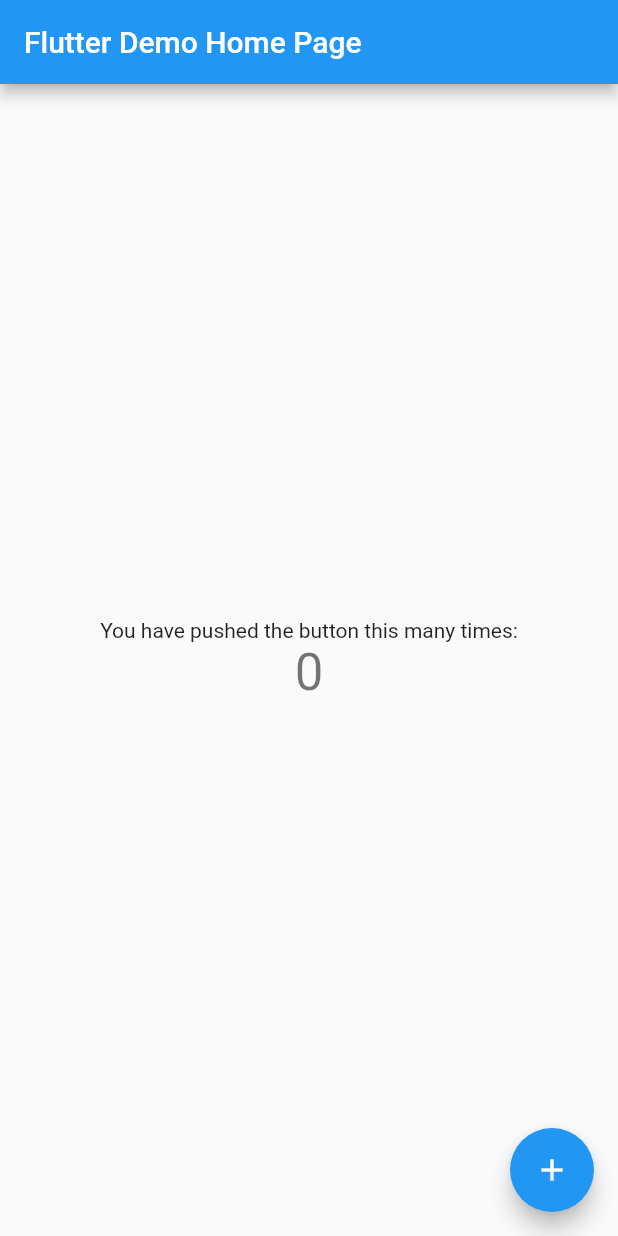
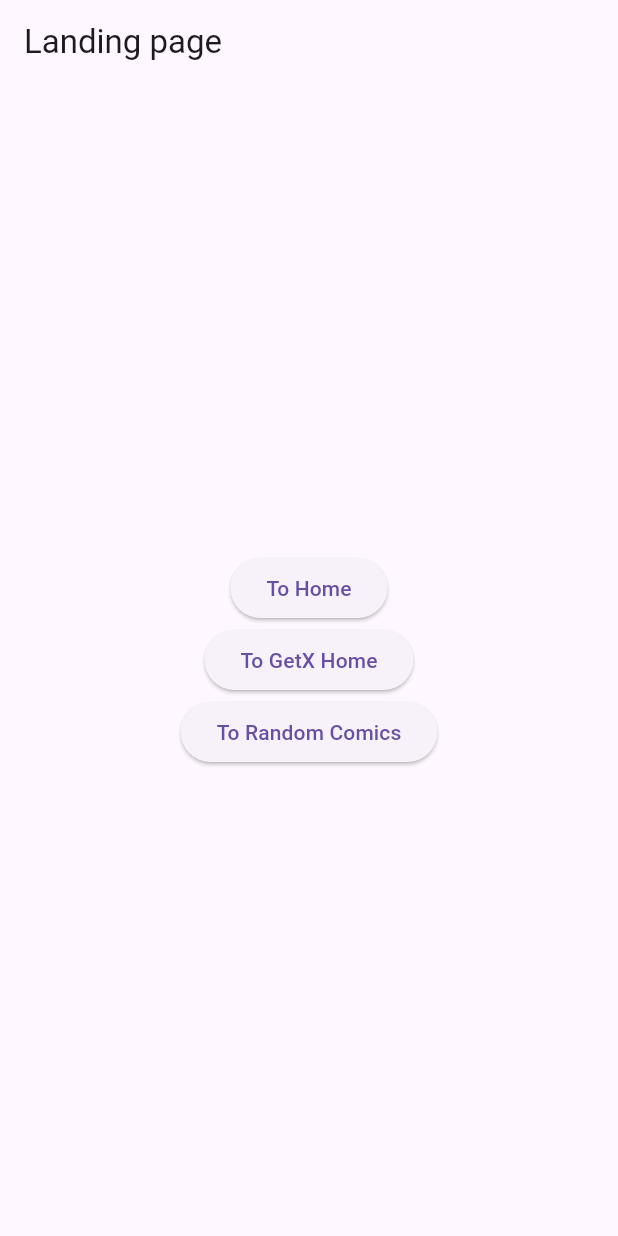
Before and after one commit to strvcom/android_mendelu_advanced_course_2022, a Flutter app: the screen it shows after launch, on a phone screen of 412 x 824 dp. Run offline on Flutter 3.47's test engine with Material 2 defaults, Android fonts, the phone set to English and light mode, and no system bars; our stand-ins replace get; missing offline and left inert: flutter_fimber.

Commit message:
Project implemented

```diff
--- a/lib/app.dart
+++ b/lib/app.dart
@@ -1,14 +1,59 @@
 import 'package:flutter/material.dart';
+import 'package:get/get.dart';
+import 'package:xkcd/core_network/xkcd_provider.dart';
+import 'package:xkcd/feature_home/getx_home_page.dart';
 import 'package:xkcd/feature_home/home_page.dart';
+import 'package:xkcd/feature_landing/landing_page.dart';
+import 'package:xkcd/feature_random_comics/random_comics_controller.dart';
+import 'package:xkcd/feature_random_comics/random_comics_page.dart';
 
 class MyApp extends StatelessWidget {
   const MyApp({super.key});
 
   @override
   Widget build(BuildContext context) {
-    return const MaterialApp(
+    return GetMaterialApp(
       title: 'Flutter Demo',
-      home: MyHomePage(title: 'Flutter Demo Home Page'),
+      theme: ThemeData(brightness: Brightness.light, useMaterial3: true, primarySwatch: Colors.red),
+      darkTheme: ThemeData(brightness: Brightness.dark, useMaterial3: true, primarySwatch: Colors.red),
+      themeMode: ThemeMode.system,
+      getPages: Navigation.pages,
+      initialBinding: BindingsBuilder(() {
+        Get.lazyPut(() => XKCDProvider());
+      }),
+      initialRoute: "/landing",
+      // home: const Scaffold(body: Center(child: CircularProgressIndicator())),
     );
   }
 }
+
+class Navigation {
+  static final pages = [
+    GetPage(
+      name: "/landing",
+      page: () => const LandingPage(),
+      transition: Transition.fadeIn,
+    ),
+    GetPage(
+      name: "/home",
+      page: () => const MyHomePage(),
+      transition: Transition.fadeIn,
+    ),
+    GetPage(
+      name: "/getx_home",
+      page: () => const GetXHomePage(),
+      binding: BindingsBuilder(() {
+        Get.put(GetXHomeController());
+      }),
+      transition: Transition.fadeIn,
+    ),
+    GetPage(
+      name: "/random",
+      page: () => const RandomComicsPage(),
+      binding: BindingsBuilder(() {
+        Get.put(RandomComicsContoller());
+      }),
+      transition: Transition.fadeIn,
+    ),
+  ];
+}
--- /dev/null
+++ b/lib/core_comics/data/dto/comics_dto.dart
@@ -0,0 +1,44 @@
+class ComicsDTO {
+  ComicsDTO(
+    this.alt,
+    this.day,
+    this.img,
+    this.link,
+    this.month,
+    this.news,
+    this.num,
+    this.safeTitle,
+    this.title,
+    this.transcript,
+    this.year,
+  );
+
+  String alt;
+  String day;
+  String img;
+  String link;
+  String month;
+  String news;
+  int num;
+  String safeTitle;
+  String title;
+  String transcript;
+  String year;
+
+  static ComicsDTO fromJson(dynamic data) {
+    Map<String, dynamic> json = data as Map<String, dynamic>;
+    return ComicsDTO(
+      json["alt"],
+      json["day"],
+      json["img"],
+      json["link"],
+      json["month"],
+      json["news"],
+      json["num"],
+      json["safe_title"],
+      json["title"],
+      json["transcript"],
+      json["year"],
+    );
+  }
+}
--- a/lib/feature_home/home_page.dart
+++ b/lib/feature_home/home_page.dart
@@ -1,9 +1,7 @@
 import 'package:flutter/material.dart';
 
 class MyHomePage extends StatefulWidget {
-  const MyHomePage({super.key, required this.title});
-
-  final String title;
+  const MyHomePage({super.key});
 
   @override
   State<MyHomePage> createState() => _MyHomePageState();
@@ -12,31 +10,14 @@ class MyHomePage extends StatefulWidget {
 class _MyHomePageState extends State<MyHomePage> {
   int _counter = 0;
 
-  void _incrementCounter() {
-    setState(() {
-      _counter++;
-    });
-  }
-
   @override
   Widget build(BuildContext context) {
     return Scaffold(
       appBar: AppBar(
-        title: Text(widget.title),
+        title: const Text("Flutter Demo Home Page"),
       ),
       body: Center(
-        child: Column(
-          mainAxisAlignment: MainAxisAlignment.center,
-          children: <Widget>[
-            const Text(
-              'You have pushed the button this many times:',
-            ),
-            Text(
-              '$_counter',
-              style: Theme.of(context).textTheme.headline4,
-            ),
-          ],
-        ),
+        child: Text('Click count: $_counter'),
       ),
       floatingActionButton: FloatingActionButton(
         onPressed: _incrementCounter,
@@ -45,4 +26,10 @@ class _MyHomePageState extends State<MyHomePage> {
       ),
     );
   }
+
+  void _incrementCounter() {
+    setState(() {
+      _counter++;
+    });
+  }
 }
--- /dev/null
+++ b/lib/feature_landing/landing_page.dart
@@ -0,0 +1,40 @@
+import 'package:flutter/material.dart';
+import 'package:get/get.dart';
+
+class LandingPage extends StatelessWidget {
+  const LandingPage({super.key});
+
+  @override
+  Widget build(BuildContext context) {
+    return Scaffold(
+      appBar: AppBar(
+        title: const Text("Landing page"),
+      ),
+      body: Center(
+        child: Column(
+          mainAxisAlignment: MainAxisAlignment.center,
+          children: [
+            ElevatedButton(
+              onPressed: () {
+                Get.toNamed("/home");
+              },
+              child: const Text("To Home"),
+            ),
+            ElevatedButton(
+              onPressed: () {
+                Get.toNamed("/getx_home");
+              },
+              child: const Text("To GetX Home"),
+            ),
+            ElevatedButton(
+              onPressed: () {
+                Get.toNamed("/random");
+              },
+              child: const Text("To Random Comics"),
+            ),
+          ],
+        ),
+      ),
+    );
+  }
+}
--- /dev/null
+++ b/lib/feature_random_comics/model/comics.dart
@@ -0,0 +1,24 @@
+import 'package:xkcd/core_comics/data/dto/comics_dto.dart';
+
+class Comics {
+  Comics(
+    this.title,
+    this.description,
+    this.year,
+    this.imageUrl,
+  );
+
+  String title;
+  String description;
+  String year;
+  String imageUrl;
+
+  static Comics fromDto(ComicsDTO dto) {
+    return Comics(
+      dto.safeTitle,
+      dto.alt,
+      dto.year,
+      dto.img,
+    );
+  }
+}
--- /dev/null
+++ b/lib/feature_random_comics/random_comics_controller.dart
@@ -0,0 +1,33 @@
+import 'dart:math';
+
+import 'package:flutter_fimber/flutter_fimber.dart';
+import 'package:get/get.dart';
+import 'package:xkcd/core_comics/data/dto/comics_dto.dart';
+import 'package:xkcd/core_network/xkcd_provider.dart';
+import 'package:xkcd/feature_random_comics/model/comics.dart';
+
+class RandomComicsContoller extends GetxController {
+  Rxn<Comics> comics = Rxn();
+
+  @override
+  void onInit() async {
+    super.onInit();
+
+    await loadData();
+  }
+
+  Future<void> loadData() async {
+    final xkcdProvider = Get.find<XKCDProvider>();
+    final randomComicsId = Random().nextInt(2700); // There is currently around 2700 comics
+
+    ComicsDTO comicsDto = await xkcdProvider.getComics(randomComicsId);
+    Comics comicsModel = Comics.fromDto(comicsDto);
+
+    Fimber.d("Comics title: ${comicsModel.title}");
+    Fimber.d("Comics description: ${comicsModel.description}");
+    Fimber.d("Comics year: ${comicsModel.year}");
+    Fimber.d("Comics imageUrl: ${comicsModel.imageUrl}");
+
+    comics.value = comicsModel;
+  }
+}
```
Also changed, not shown: lib/core_network/utils/network_utils.dart (added, +19 -0 lines), lib/core_network/xkcd_provider.dart (added, +14 -0 lines), lib/feature_home/getx_home_page.dart (added, +31 -0 lines), lib/feature_random_comics/random_comics_page.dart (added, +55 -0 lines), lib/main.dart (+18 -0 lines), pubspec.yaml (+21 -21 lines), pubspec.lock.
